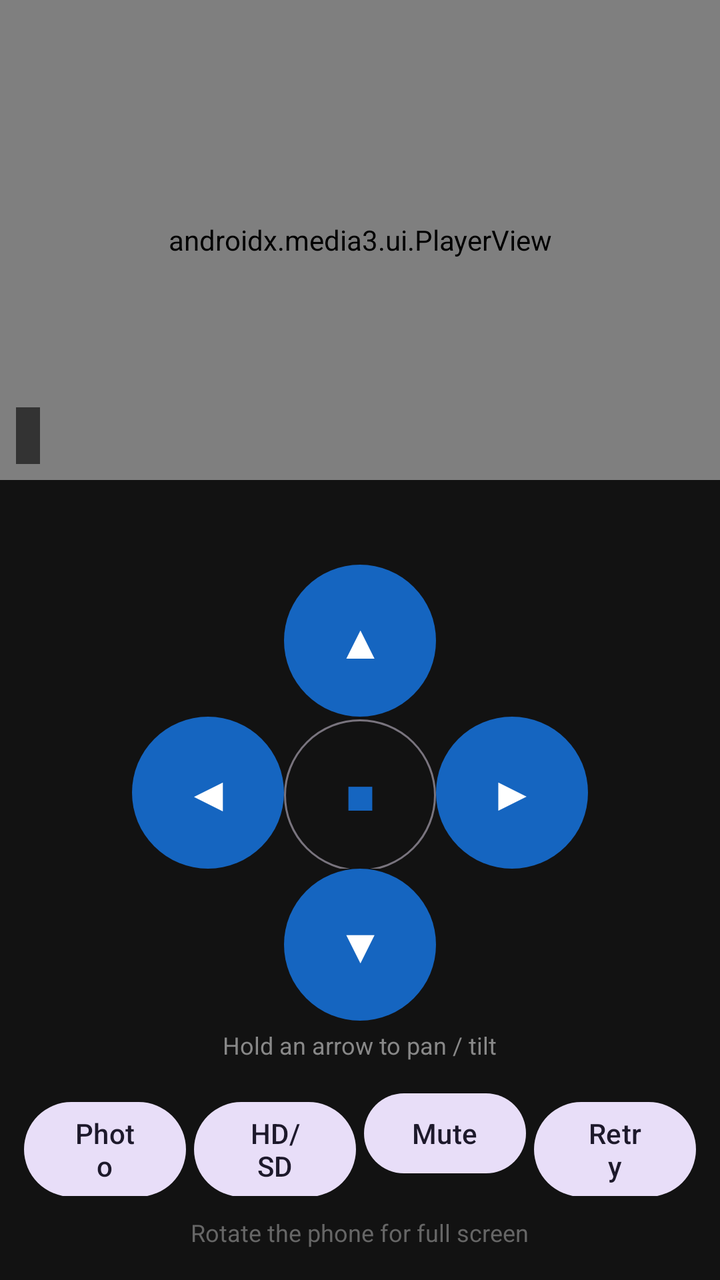
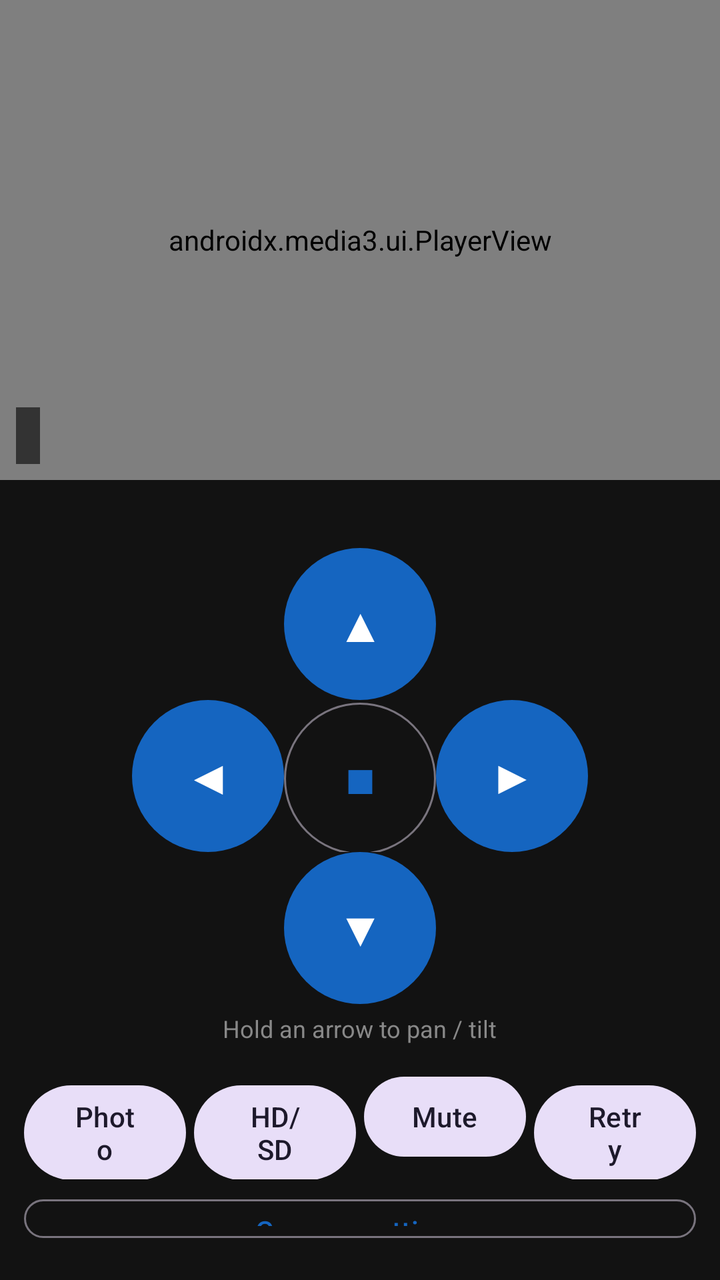

Two renders of the same Android screen: before a commit and after it. Below are the layout's source before the change and the commit's diff.
<!-- AndroidManifest.xml: application theme Theme.D3DCam -->
<!-- res/layout/activity_viewer.xml -->
<?xml version="1.0" encoding="utf-8"?>
<LinearLayout xmlns:android="http://schemas.android.com/apk/res/android"
    xmlns:app="http://schemas.android.com/apk/res-auto"
    android:id="@+id/root"
    android:layout_width="match_parent"
    android:layout_height="match_parent"
    android:background="#000000"
    android:fitsSystemWindows="true"
    android:keepScreenOn="true"
    android:orientation="vertical">

    <FrameLayout
        android:id="@+id/videoFrame"
        android:layout_width="match_parent"
        android:layout_height="240dp"
        android:background="#000000">

        <androidx.media3.ui.PlayerView
            android:id="@+id/playerView"
            android:layout_width="match_parent"
            android:layout_height="match_parent"
            app:resize_mode="fit"
            app:surface_type="texture_view"
            app:use_controller="false"
            app:shutter_background_color="#000000" />

        <ImageView
            android:id="@+id/mjpegView"
            android:layout_width="match_parent"
            android:layout_height="match_parent"
            android:scaleType="fitCenter"
            android:visibility="gone" />

        <TextView
            android:id="@+id/statusText"
            android:layout_width="wrap_content"
            android:layout_height="wrap_content"
            android:layout_gravity="bottom|start"
            android:layout_margin="8dp"
            android:background="#99000000"
            android:padding="6dp"
            android:textColor="#FFFFFF"
            android:textSize="12sp" />
    </FrameLayout>

    <LinearLayout
        android:id="@+id/controls"
        android:layout_width="match_parent"
        android:layout_height="match_parent"
        android:background="#121212"
        android:gravity="center"
        android:orientation="vertical"
        android:padding="12dp">

        <TextView
            android:id="@+id/camTitle"
            android:layout_width="wrap_content"
            android:layout_height="wrap_content"
            android:layout_marginBottom="8dp"
            android:textColor="#BBBBBB" />

        <LinearLayout
            android:layout_width="wrap_content"
            android:layout_height="wrap_content"
            android:orientation="horizontal">
            <Space android:layout_width="76dp" android:layout_height="76dp" />
            <com.google.android.material.button.MaterialButton
                android:id="@+id/btnUp"
                android:layout_width="76dp" android:layout_height="76dp"
                android:insetTop="0dp" android:insetBottom="0dp"
                android:text="▲" android:textSize="24sp" />
            <Space android:layout_width="76dp" android:layout_height="76dp" />
        </LinearLayout>

        <LinearLayout
            android:layout_width="wrap_content"
            android:layout_height="wrap_content"
            android:orientation="horizontal">
            <com.google.android.material.button.MaterialButton
                android:id="@+id/btnLeft"
                android:layout_width="76dp" android:layout_height="76dp"
                android:insetTop="0dp" android:insetBottom="0dp"
                android:text="◀" android:textSize="24sp" />
            <com.google.android.material.button.MaterialButton
                android:id="@+id/btnStop"
                style="@style/Widget.Material3.Button.OutlinedButton"
                android:layout_width="76dp" android:layout_height="76dp"
                android:insetTop="0dp" android:insetBottom="0dp"
                android:text="■" android:textSize="20sp" />
            <com.google.android.material.button.MaterialButton
                android:id="@+id/btnRight"
                android:layout_width="76dp" android:layout_height="76dp"
                android:insetTop="0dp" android:insetBottom="0dp"
                android:text="▶" android:textSize="24sp" />
        </LinearLayout>

        <LinearLayout
            android:layout_width="wrap_content"
            android:layout_height="wrap_content"
            android:orientation="horizontal">
            <Space android:layout_width="76dp" android:layout_height="76dp" />
            <com.google.android.material.button.MaterialButton
                android:id="@+id/btnDown"
                android:layout_width="76dp" android:layout_height="76dp"
                android:insetTop="0dp" android:insetBottom="0dp"
                android:text="▼" android:textSize="24sp" />
            <Space android:layout_width="76dp" android:layout_height="76dp" />
        </LinearLayout>

        <TextView
            android:layout_width="wrap_content"
            android:layout_height="wrap_content"
            android:layout_marginTop="4dp"
            android:layout_marginBottom="12dp"
            android:text="Hold an arrow to pan / tilt"
            android:textColor="#888888"
            android:textSize="12sp" />

        <LinearLayout
            android:layout_width="match_parent"
            android:layout_height="wrap_content"
            android:orientation="horizontal">
            <com.google.android.material.button.MaterialButton
                android:id="@+id/btnSnap"
                style="@style/Widget.Material3.Button.TonalButton"
                android:layout_width="0dp" android:layout_height="wrap_content"
                android:layout_weight="1" android:layout_marginEnd="4dp"
                android:text="Photo" />
            <com.google.android.material.button.MaterialButton
                android:id="@+id/btnQuality"
                style="@style/Widget.Material3.Button.TonalButton"
                android:layout_width="0dp" android:layout_height="wrap_content"
                android:layout_weight="1" android:layout_marginEnd="4dp"
                android:text="HD/SD" />
            <com.google.android.material.button.MaterialButton
                android:id="@+id/btnMute"
                style="@style/Widget.Material3.Button.TonalButton"
                android:layout_width="0dp" android:layout_height="wrap_content"
                android:layout_weight="1" android:layout_marginEnd="4dp"
                android:text="Mute" />
            <com.google.android.material.button.MaterialButton
                android:id="@+id/btnReconnect"
                style="@style/Widget.Material3.Button.TonalButton"
                android:layout_width="0dp" android:layout_height="wrap_content"
                android:layout_weight="1"
                android:text="Retry" />
        </LinearLayout>

        <TextView
            android:layout_width="wrap_content"
            android:layout_height="wrap_content"
            android:layout_marginTop="10dp"
            android:text="Rotate the phone for full screen"
            android:textColor="#666666"
            android:textSize="12sp" />
    </LinearLayout>
</LinearLayout>
<!-- resources referenced by this layout -->
<resources>
  <style name="Theme.D3DCam" parent="Theme.Material3.DayNight.NoActionBar">
          <item name="colorPrimary">#1565C0</item>
          <item name="colorSecondary">#1565C0</item>
      </style>
</resources>

<!-- the commit's change to res/layout/activity_viewer.xml (unified diff, before → after) -->
@@ -146,6 +146,14 @@
                 android:text="Retry" />
         </LinearLayout>
 
+        <com.google.android.material.button.MaterialButton
+            android:id="@+id/btnSettings"
+            style="@style/Widget.Material3.Button.OutlinedButton"
+            android:layout_width="match_parent"
+            android:layout_height="wrap_content"
+            android:layout_marginTop="6dp"
+            android:text="Camera settings" />
+
         <TextView
             android:layout_width="wrap_content"
             android:layout_height="wrap_content"
